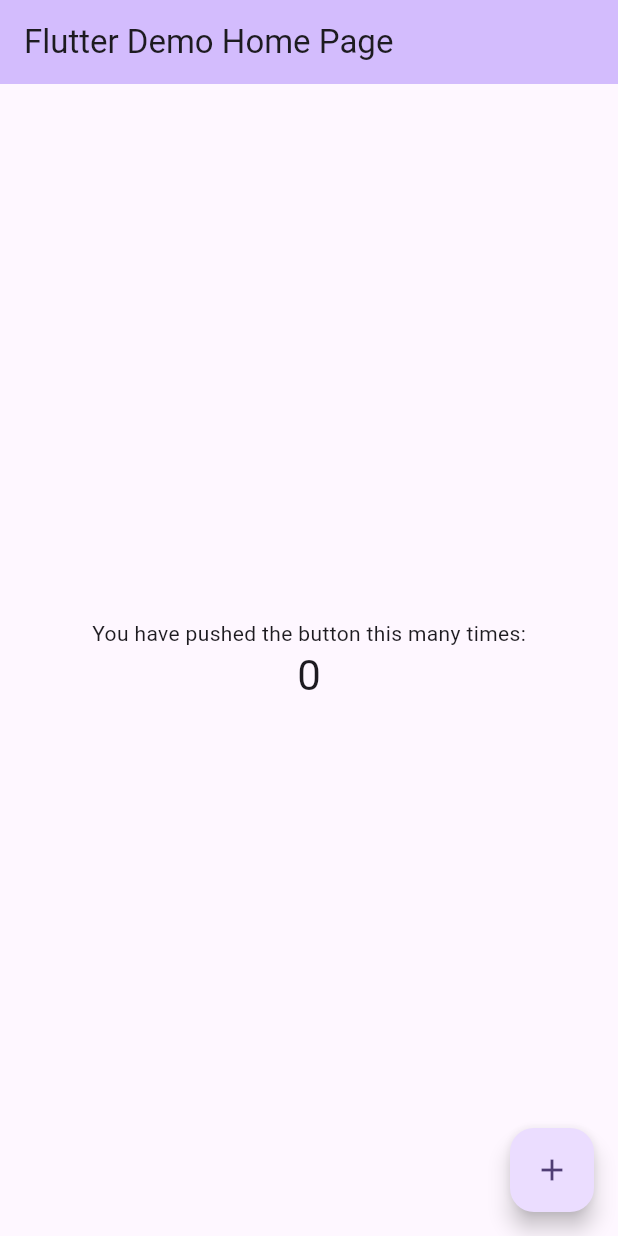
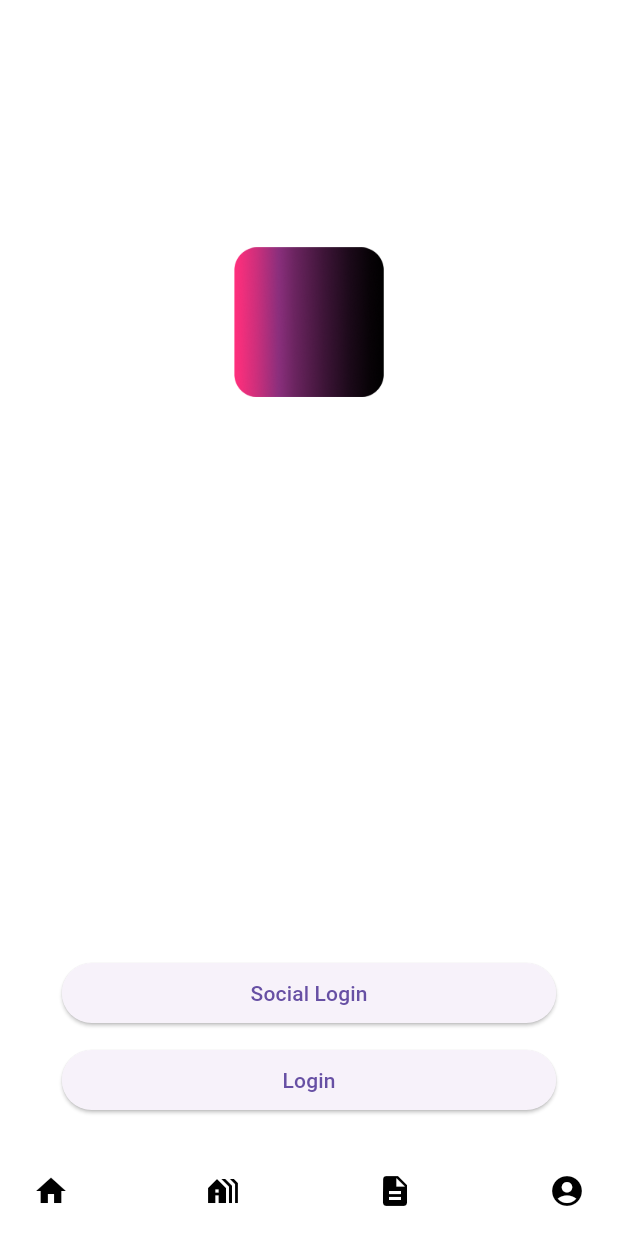
Before and after one commit to SPARCS-Service-Hackathon-2024/A4-App, a Flutter app: the screen it shows after launch, on a phone screen of 412 x 824 dp. Run offline on Flutter 3.47's test engine with Material 3 defaults, Android fonts, the phone set to English and light mode, and no system bars.

Commit message:
feat: 기본 로그인 UI  구현 #1

```diff
--- /dev/null
+++ b/app_front/lib/Resources/images/image_assets.dart
@@ -0,0 +1,12 @@
+// 이미지 파일 경로를 가져와서 상수로 이름을 붙여주기 위한 클래스
+
+class ImageAssets
+{
+  // 이미지를 바로 assets에서 링크로 가져오는 건 위험한 코드(하드코딩)
+  // => 따라서 이미지를 static const 상수로 저장해둬서 이미지 사용시 해당 상수 호출하면 됨
+
+  // 아래 로고는 예시를 위해 삽입해둠.
+  // 현재 로고는 더미 이미지 사용함 -> 나중에 나오면 해당 로고 파일로 이미지만 변경하면 됨.
+  static const logo = 'assets/images/logo.png';
+
+}
--- /dev/null
+++ b/app_front/lib/View/Components/app_bar.dart
@@ -0,0 +1,49 @@
+import 'package:flutter/material.dart';
+
+class CustomAppBar extends StatelessWidget {
+  const CustomAppBar({Key? key}) : super(key: key);
+
+  @override
+  Widget build(BuildContext context) {
+    return Material(
+      child: Container(
+      padding: EdgeInsets.symmetric(horizontal: 10.0), // 좌우 여백 추가
+      height: 60.0, // 앱 바의 높이
+      color: Colors.white, // 앱 바의 배경색
+      child: Row(
+        mainAxisAlignment: MainAxisAlignment.spaceBetween, // 아이콘들을 양 끝으로 정렬
+        children: [
+          // 홈 아이콘
+          IconButton(
+            icon: Icon(Icons.home, color: Colors.black),
+            onPressed: () {
+              // 홈 아이콘 클릭 시 동작
+            },
+          ),
+          // 알림 아이콘
+          IconButton(
+            icon: Icon(Icons.holiday_village, color: Colors.black),
+            onPressed: () {
+              // 알림 아이콘 클릭 시 동작
+            },
+          ),
+          // 문서 아이콘
+          IconButton(
+            icon: Icon(Icons.description, color: Colors.black),
+            onPressed: () {
+              // 문서 아이콘 클릭 시 동작
+            },
+          ),
+          // 계정 아이콘
+          IconButton(
+            icon: Icon(Icons.account_circle, color: Colors.black),
+            onPressed: () {
+              // 계정 아이콘 클릭 시 동작
+            },
+          ),
+        ],
+      ),
+      ),
+    );
+  }
+}
--- /dev/null
+++ b/app_front/lib/View/Screen/login_page.dart
@@ -0,0 +1,54 @@
+import 'package:app_front/View/Components/app_bar.dart';
+import 'package:flutter/material.dart';
+
+import '../../Resources/images/image_assets.dart';
+
+
+class LoginPage extends StatelessWidget {
+  @override
+  Widget build(BuildContext context) {
+    final screenWidth = MediaQuery.of(context).size.width;
+    final buttonWidth = screenWidth * 0.8; // 버튼 너비를 화면의 80%로 설정
+    final screenHeight = MediaQuery.of(context).size.height;
+    final topPadding = screenHeight * 0.2; // 화면 높이의 20%를 상단 패딩으로 사용
+
+    return Scaffold(
+      backgroundColor: Colors.white,
+      body: Column(
+        mainAxisAlignment: MainAxisAlignment.center, // 자식들을 세로 방향으로 중앙 정렬
+        children: <Widget>[
+          Padding(
+            padding: EdgeInsets.only(top: topPadding), // 동적으로 계산된 상단 패딩 적용
+            child: Center(
+              child: Image.asset(ImageAssets.logo, height: 100, width: 100),
+            ),
+          ),
+          Spacer(),
+          Container(
+            width: buttonWidth, // 버튼 너비 설정
+            child: ElevatedButton(
+              onPressed: () {
+                // 소셜 로그인 버튼 클릭 시 동작
+              },
+              child: const Text('Social Login'),
+            ),
+          ),// 로고와 하단 버튼 사이의 공간을 최대화
+
+          const SizedBox(height: 10), // 버튼 사이의 간격
+          Container(
+            width: buttonWidth, // 버튼 너비 설정
+            child: ElevatedButton(
+              onPressed: () {
+                // 일반 로그인 버튼 클릭 시 동작
+              },
+              child: const Text('Login'),
+            ),
+          ),
+          const SizedBox(height: 20), // 하단 여백
+          const CustomAppBar(),
+
+        ],
+      ),
+    );
+  }
+}
--- a/app_front/lib/main.dart
+++ b/app_front/lib/main.dart
@@ -1,125 +1,36 @@
+// main.dart
+
+import 'package:app_front/View/Screen/login_page.dart';
+
 import 'package:flutter/material.dart';
 
-void main() {
+
+
+void main(){
+
   runApp(const MyApp());
 }
 
-class MyApp extends StatelessWidget {
-  const MyApp({super.key});
 
-  // This widget is the root of your application.
+class MyApp extends StatefulWidget {
+  const MyApp({Key? key}) : super(key: key);
+
   @override
-  Widget build(BuildContext context) {
-    return MaterialApp(
-      title: 'Flutter Demo',
-      theme: ThemeData(
-        // This is the theme of your application.
-        //
-        // TRY THIS: Try running your application with "flutter run". You'll see
-        // the application has a purple toolbar. Then, without quitting the app,
-        // try changing the seedColor in the colorScheme below to Colors.green
-        // and then invoke "hot reload" (save your changes or press the "hot
-        // reload" button in a Flutter-supported IDE, or press "r" if you used
-        // the command line to start the app).
-        //
-        // Notice that the counter didn't reset back to zero; the application
-        // state is not lost during the reload. To reset the state, use hot
-        // restart instead.
-        //
-        // This works for code too, not just values: Most code changes can be
-        // tested with just a hot reload.
-        colorScheme: ColorScheme.fromSeed(seedColor: Colors.deepPurple),
-        useMaterial3: true,
-      ),
-      home: const MyHomePage(title: 'Flutter Demo Home Page'),
-    );
-  }
+  _MyAppState createState() => _MyAppState();
 }
 
-class MyHomePage extends StatefulWidget {
-  const MyHomePage({super.key, required this.title});
-
-  // This widget is the home page of your application. It is stateful, meaning
-  // that it has a State object (defined below) that contains fields that affect
-  // how it looks.
-
-  // This class is the configuration for the state. It holds the values (in this
-  // case the title) provided by the parent (in this case the App widget) and
-  // used by the build method of the State. Fields in a Widget subclass are
-  // always marked "final".
-
-  final String title;
-
-  @override
-  State<MyHomePage> createState() => _MyHomePageState();
-}
-
-class _MyHomePageState extends State<MyHomePage> {
-  int _counter = 0;
-
-  void _incrementCounter() {
-    setState(() {
-      // This call to setState tells the Flutter framework that something has
-      // changed in this State, which causes it to rerun the build method below
-      // so that the display can reflect the updated values. If we changed
-      // _counter without calling setState(), then the build method would not be
-      // called again, and so nothing would appear to happen.
-      _counter++;
-    });
-  }
+class _MyAppState extends State<MyApp> {
 
   @override
   Widget build(BuildContext context) {
-    // This method is rerun every time setState is called, for instance as done
-    // by the _incrementCounter method above.
-    //
-    // The Flutter framework has been optimized to make rerunning build methods
-    // fast, so that you can just rebuild anything that needs updating rather
-    // than having to individually change instances of widgets.
-    return Scaffold(
-      appBar: AppBar(
-        // TRY THIS: Try changing the color here to a specific color (to
-        // Colors.amber, perhaps?) and trigger a hot reload to see the AppBar
-        // change color while the other colors stay the same.
-        backgroundColor: Theme.of(context).colorScheme.inversePrimary,
-        // Here we take the value from the MyHomePage object that was created by
-        // the App.build method, and use it to set our appbar title.
-        title: Text(widget.title),
+    return  MaterialApp(
+      title: '로그인 앱',
+      theme: ThemeData(
+        primarySwatch: Colors.green,
       ),
-      body: Center(
-        // Center is a layout widget. It takes a single child and positions it
-        // in the middle of the parent.
-        child: Column(
-          // Column is also a layout widget. It takes a list of children and
-          // arranges them vertically. By default, it sizes itself to fit its
-          // children horizontally, and tries to be as tall as its parent.
-          //
-          // Column has various properties to control how it sizes itself and
-          // how it positions its children. Here we use mainAxisAlignment to
-          // center the children vertically; the main axis here is the vertical
-          // axis because Columns are vertical (the cross axis would be
-          // horizontal).
-          //
-          // TRY THIS: Invoke "debug painting" (choose the "Toggle Debug Paint"
-          // action in the IDE, or press "p" in the console), to see the
-          // wireframe for each widget.
-          mainAxisAlignment: MainAxisAlignment.center,
-          children: <Widget>[
-            const Text(
-              'You have pushed the button this many times:',
-            ),
-            Text(
-              '$_counter',
-              style: Theme.of(context).textTheme.headlineMedium,
-            ),
-          ],
-        ),
-      ),
-      floatingActionButton: FloatingActionButton(
-        onPressed: _incrementCounter,
-        tooltip: 'Increment',
-        child: const Icon(Icons.add),
-      ), // This trailing comma makes auto-formatting nicer for build methods.
+      home: LoginPage(),
+
     );
   }
+
 }
```
Also changed, not shown: app_front/pubspec.yaml (+6 -1 lines), app_front/assets/images/logo.png (added), app_front/pubspec.lock, 7 other files.
